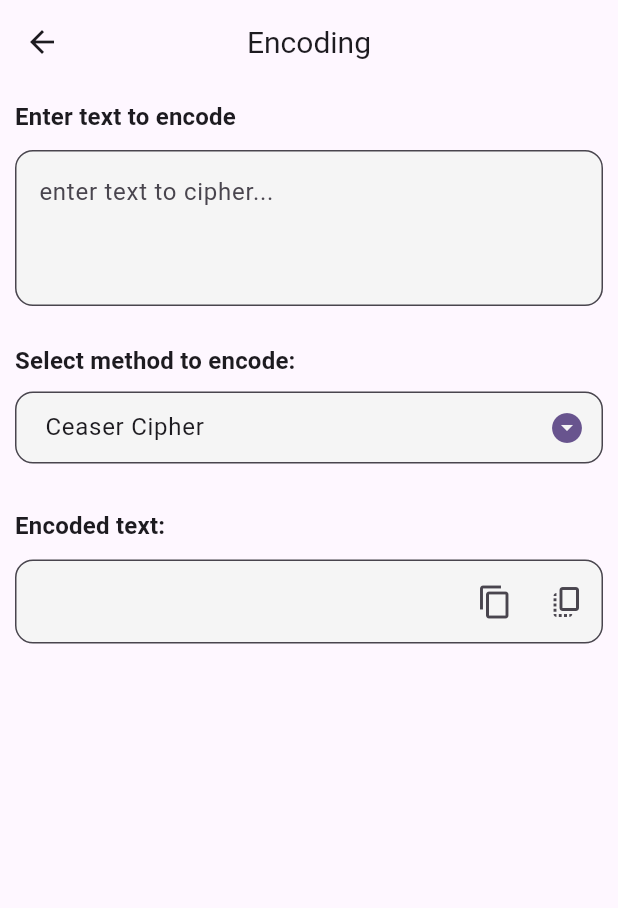
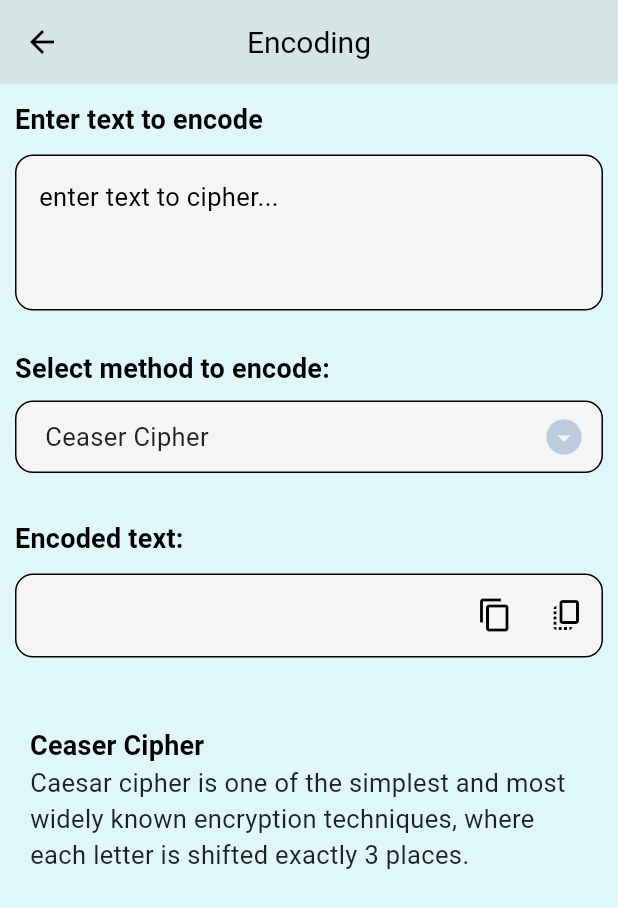
Before and after one commit to RishilJani/Cipher-Decoder, a Flutter app: the screen it shows after launch, after a tap on "Encoding", on a phone screen of 412 x 824 dp. Shown: the top 908 px of the screen. Run offline on Flutter 3.47's test engine with Material 3 defaults, Android fonts, the light colour scheme and no system bars; our stand-ins replace get.

Commit message:
Adding Theme and description about encoding decoding methods

```diff
--- a/lib/dashboard/dashboard.dart
+++ b/lib/dashboard/dashboard.dart
@@ -3,39 +3,44 @@ import 'package:cipher_decoder/utils/import_export.dart';
 
 class Dashboard extends StatelessWidget {
   const Dashboard({super.key});
-
   @override
   Widget build(BuildContext context) {
     return Scaffold(
       appBar: myAppBar(title: APPBAR_TITLE_DASHBOARD),
-      body:Column(
+      body:Padding(
+        padding: const EdgeInsets.all(10.0),
+        child: Column(
           children: [
             Row(
               mainAxisAlignment: MainAxisAlignment.spaceEvenly,
               children: [
                 customIconButton(
                   onPressed: () { Get.toNamed(RT_ENCODING_VIEW); },
-                child: const Text("Encoding")
+                  child: const Text("Encoding", style: TextStyle(
+                    fontSize: 17
+                  ),)
                 ),
 
                 customIconButton(
                     onPressed: (){
                       Get.toNamed(RT_DECODING_VIEW);
                     },
-                  child: const Text("Decoding")
+                    child: const Text("Decoding",style: TextStyle(
+                      fontSize: 17
+                    ),)
                 ),
               ],
             )
           ],
+        ),
       )
     );
   }
 
   Widget customIconButton({child , onPressed}){
-    return Card(
-      elevation: 10,
+    return ElevatedButton(
+      onPressed: onPressed,
       child: InkWell(
-        onTap: onPressed,
         child: Container(
           alignment: Alignment.center,
           height: 150,
--- a/lib/decoding/decoding_controller.dart
+++ b/lib/decoding/decoding_controller.dart
@@ -1,15 +1,14 @@
 import 'package:cipher_decoder/utils/import_export.dart';
 
 class DecodingController {
-  String decodeUsing({required String cipherText, required String method, int? key}) {
+  String decodeUsing({required String cipherText, required EncodeDecodeTypes method, int? key}) {
     DecodingModel decodingModel = DecodingModel();
-    EncodeDecodeTypes met = fromString(method);
 
-    if (met == EncodeDecodeTypes.Ceaser_Cipher) {
+    if (method == EncodeDecodeTypes.Ceaser_Cipher) {
       return decodingModel.ceaserCipher(cipherText);
-    } else if (met == EncodeDecodeTypes.Atbash_Cipher) {
+    } else if (method == EncodeDecodeTypes.Atbash_Cipher) {
       return decodingModel.atbashCipher(cipherText);
-    } else if (met == EncodeDecodeTypes.Mono_Alphabatic_Cipher) {
+    } else if (method == EncodeDecodeTypes.Mono_Alphabatic_Cipher) {
       return decodingModel.monoAlphabaticCipher(cipherText: cipherText, key: key ?? 3);
     }
     return "";
--- /dev/null
+++ b/lib/encode_decode_functions.dart
@@ -0,0 +1,57 @@
+import 'package:cipher_decoder/utils/import_export.dart';
+
+Map<dynamic,dynamic> methods = {
+  EncodeDecodeTypes.Ceaser_Cipher : CEASER_CIPHER_DESC,
+  EncodeDecodeTypes.Atbash_Cipher : ATBASH_CIPHER_DESC,
+  EncodeDecodeTypes.Mono_Alphabatic_Cipher : MONO_ALPHABATIC_CIPHER_DESC,
+};
+
+List<EncodeDecodeTypes> encodeDecodeMethods = EncodeDecodeTypes.values;
+List<EncodeDecodeTypes> keyRequired = [EncodeDecodeTypes.Mono_Alphabatic_Cipher];
+
+
+// to convert String into EncodeDecodeTypes enum
+EncodeDecodeTypes fromString(String s) {
+  if(s == EN_CEASER_CIPHER){
+    return EncodeDecodeTypes.Ceaser_Cipher;
+  }else if(s == EN_ATBASH_CIPHER){
+    return EncodeDecodeTypes.Atbash_Cipher;
+  }else{
+    return EncodeDecodeTypes.Mono_Alphabatic_Cipher;
+  }
+}
+
+Widget description({required context, selectedMethod, text1 , text2 }){
+  final theme = Theme.of(context);
+  var textTheme = theme.textTheme;
+
+  String des = dynamicDescription(text1: text1,text2: text2);
+  return Padding(
+    padding: const EdgeInsets.symmetric(horizontal: 10),
+    child: Column(
+      crossAxisAlignment: CrossAxisAlignment.start,
+      children: [
+        Text(encodeDecodeString(selectedMethod),style: textTheme.titleMedium?.copyWith(fontSize: 18)),
+        Text(methods[selectedMethod], style: textTheme.bodyMedium,),
+        Text(des)
+      ],
+    ),
+  );
+}
+
+String dynamicDescription({required String text1 ,required String text2}){
+  String ans = "";
+  int count = 0;
+  var l1 = text1.split('');
+  var l2 = text2.split('');
+  for(int i = 0 ; i < l1.length; i++){
+    if(count == 7){
+      ans = "$ans...";
+      break;
+    }
+    ans = "$ans${l1[i]} -> ${l2[i]}\n";
+    count++;
+  }
+  print("ans = $ans");
+  return ans;
+}
--- a/lib/encoding/encoding_controller.dart
+++ b/lib/encoding/encoding_controller.dart
@@ -2,13 +2,12 @@ import 'package:cipher_decoder/utils/import_export.dart';
 class EncodingController extends GetxController {
   EncodingModel encodingModel = EncodingModel();
 
-  String encodeUsing({required String plainText,required String method, int? key}) {
-    EncodeDecodeTypes met = fromString(method);
-    if (met == EncodeDecodeTypes.Ceaser_Cipher) {
+  String encodeUsing({required String plainText,required EncodeDecodeTypes method, int? key}) {
+    if (method == EncodeDecodeTypes.Ceaser_Cipher) {
       return encodingModel.ceaserCipher(plainText);
-    }else if(met == EncodeDecodeTypes.Atbash_Cipher){
+    }else if(method == EncodeDecodeTypes.Atbash_Cipher){
       return encodingModel.atbashCipher(plainText);
-    }else if(met == EncodeDecodeTypes.Mono_Alphabatic_Cipher){
+    }else if(method == EncodeDecodeTypes.Mono_Alphabatic_Cipher){
       return encodingModel.monoAlphabaticCipher(plainText: plainText, key: key ?? 3);
     }
     return "";
--- a/lib/encoding/encoding_view.dart
+++ b/lib/encoding/encoding_view.dart
@@ -1,4 +1,5 @@
 import 'package:cipher_decoder/utils/import_export.dart';
+import 'package:flutter/cupertino.dart';
 
 // ignore: must_be_immutable
 class EncodingView extends StatefulWidget {
@@ -9,14 +10,14 @@ class EncodingView extends StatefulWidget {
 }
 
 class _EncodingViewState extends State<EncodingView> {
-  EncodingController encodingController = EncodingController();
-  String _selectedMethod = '';
-
   @override
   void initState() {
     super.initState();
     _selectedMethod = encodeDecodeMethods[0];
   }
+  EncodingController encodingController = EncodingController();
+  EncodeDecodeTypes _selectedMethod = encodeDecodeMethods[0];
+
 
   TextEditingController plainTextController = TextEditingController();
   TextEditingController cipherTextController = TextEditingController();
@@ -29,7 +30,6 @@ class _EncodingViewState extends State<EncodingView> {
     final textTheme = theme.textTheme;
     bool showConditionalField = keyRequired.contains(_selectedMethod);
     const double fieldSpacing = 20.0;
-
     return Scaffold(
       appBar: myAppBar(title: APPBAR_TITLE_ENCODING),
       body: SingleChildScrollView(
@@ -37,7 +37,7 @@ class _EncodingViewState extends State<EncodingView> {
         child: Column(
           crossAxisAlignment: CrossAxisAlignment.start,
           children: [
-            //region encoding
+            //region Encoding
             myInputfield(
                 context: context,
                 textTitle: "Enter text to encode",
@@ -46,23 +46,18 @@ class _EncodingViewState extends State<EncodingView> {
                 minLines: 3,
                 maxLines: 7,
                 keyboardType: TextInputType.multiline,
-                textInputAction: TextInputAction.next,
+                textInputAction: TextInputAction.newline,
                 onChanged: (value) {
                   setState(() {
-                    int? key = keyController.text.isNotEmpty
-                        ? int.parse(keyController.text)
-                        : null;
-                    cipherTextController.text = encodingController.encodeUsing(
-                        plainText: plainTextController.text,
-                        method: _selectedMethod,
-                        key: key);
+                    onEncodeChange();
                   });
                 }),
+
+              SizedBox(height: height),
             // endregion
 
-            SizedBox(height: height),
+            // region Dropdown
 
-            // drop down
             Text(
               'Select method to encode:',
               style:
@@ -79,27 +74,29 @@ class _EncodingViewState extends State<EncodingView> {
                 contentPadding: const EdgeInsets.symmetric(
                     horizontal: 16.0, vertical: 12.0),
               ),
-              style: textTheme.bodyLarge,
-              icon:
-                  Icon(Icons.arrow_drop_down_circle, color: theme.primaryColor),
+              style: textTheme.bodyMedium,
+              icon:  Icon(Icons.arrow_drop_down_circle_sharp, color: theme.primaryColor, size: 28,),
               isExpanded: true,
               value: _selectedMethod,
               items: encodeDecodeMethods.map(
                 (e) {
                   return DropdownMenuItem(
                     value: e,
-                    child: Text(e),
+                    child: Text(encodeDecodeString(e)),
                   );
                 },
               ).toList(),
               onChanged: (value) {
                 setState(() {
                   _selectedMethod = value!;
+                  onEncodeChange();
                 });
               },
             ),
 
-            // animated switch
+            // endregion
+
+            // region AnimatedSwitch
             AnimatedSwitcher(
               duration: const Duration(milliseconds: 300),
               transitionBuilder: (Widget child, Animation<double> animation) {
@@ -118,14 +115,7 @@ class _EncodingViewState extends State<EncodingView> {
                       keyboardType: TextInputType.number,
                       onChanged: (value) {
                         setState(() {
-                          int? key = keyController.text.isNotEmpty
-                              ? int.parse(keyController.text)
-                              : null;
-                          cipherTextController.text =
-                              encodingController.encodeUsing(
-                                  plainText: plainTextController.text,
-                                  method: _selectedMethod,
-                                  key: key);
+                          onEncodeChange();
                         });
                       },
                       validator: (value) {
@@ -141,13 +131,16 @@ class _EncodingViewState extends State<EncodingView> {
                       key: ValueKey(
                           'emptyConditional')), // Use SizedBox.shrink when hidden
             ),
+            // endregion
 
-            // style: textTheme.titleMedium?.copyWith(fontWeight: FontWeight.w600),
+            // region AdjustSpace
             if (!showConditionalField)
               const SizedBox(
                   height:
                       fieldSpacing * 1.5), // Adjust spacing if field is hidden
+            // endregion
 
+            // region EncodedText
             myInputfield(
                 context: context,
                 controller: cipherTextController,
@@ -172,12 +165,33 @@ class _EncodingViewState extends State<EncodingView> {
                       tooltip: "Copy normal and cipher text",
                     ),
                   ],
-                )),
+                ),
+            ),
             const SizedBox(height: fieldSpacing * 1.5),
+            // endregion
+
+            // region Description
+            description(
+                context: context,
+                selectedMethod: _selectedMethod,
+                text1 : plainTextController.text,
+                text2 : cipherTextController.text
+            ),
+            // endregion
           ],
         ),
       ),
     );
   }
 
+  void onEncodeChange(){
+    int? key = keyController.text.isNotEmpty
+        ? int.parse(keyController.text)
+        : null;
+    cipherTextController.text = encodingController.encodeUsing(
+        plainText: plainTextController.text,
+        method: _selectedMethod,
+        key: key);
+
+  }
 }
--- a/lib/main.dart
+++ b/lib/main.dart
@@ -1,5 +1,4 @@
 import 'package:cipher_decoder/utils/import_export.dart';
-
 
 void main() {
   runApp( const MyApp());
@@ -7,28 +6,33 @@
 
 class MyApp extends StatelessWidget {
   const MyApp({super.key});
-  // final Color backgroundColor = const Color(0xFF292626);
-  // final Color primaryColor = const Color(0xFFFFE100);
+  final Color backgroundColor = const Color(0xFFE0F7FA);
+  final Color surfaceColor = const Color(0xFFD6E4E5);
+  final Color primaryColor = const Color(0xFFBCCCDC);
   @override
   Widget build(BuildContext context) {
     return GetMaterialApp(
       title: 'Flutter Demo',
       debugShowCheckedModeBanner: false,
       theme: ThemeData(
-        colorScheme: ColorScheme.fromSeed(seedColor: Colors.deepPurple),
+        // colorScheme: ColorScheme.fromSeed(seedColor: Colors.deepPurple),
         useMaterial3: true,
-
-        // primaryColor: primaryColor,
-        // scaffoldBackgroundColor: backgroundColor,
-        // appBarTheme: AppBarTheme(
-        //   backgroundColor: backgroundColor,
-        //   foregroundColor: primaryColor, // text/icon color in AppBar
-        // ),
-        //
-        // colorScheme: ColorScheme.fromSwatch().copyWith(
-        //   primary: primaryColor,
-        //   surface: backgroundColor,
-        // ),
+        scaffoldBackgroundColor: backgroundColor,
+        primaryColor: primaryColor,
+        appBarTheme: AppBarTheme(
+          backgroundColor: surfaceColor,
+          foregroundColor: Colors.black,
+        ),
+        cardColor: surfaceColor,
+        colorScheme: ColorScheme.fromSwatch().copyWith(
+          primary: primaryColor,
+          surface: surfaceColor,
+        ),
+        textTheme: const TextTheme(
+          titleMedium: TextStyle(color: Colors.black, fontSize: 18, fontWeight: FontWeight.w600),
+          bodyLarge: TextStyle(color: Colors.black, fontSize: 20,),
+          bodyMedium: TextStyle(color: Colors.black87, fontSize: 17),
+        ),
       ),
       initialRoute: AppRoutes.initial,
       getPages: AppRoutes.routes,
--- a/lib/utils/common_functions.dart
+++ b/lib/utils/common_functions.dart
@@ -24,7 +24,7 @@ Widget myInputfield(
     children: [
       Text(
         textTitle,
-        style: textTheme.titleMedium?.copyWith(fontWeight: FontWeight.w600),
+        style: textTheme.titleMedium,
       ),
       const SizedBox(height: 10.0),
       TextFormField(
@@ -39,10 +39,11 @@ Widget myInputfield(
           suffixIcon: suffixIcon,
           fillColor: Colors.grey[100],
         ),
-        style: textTheme.bodyLarge,
+        style: textTheme.bodyMedium,
         minLines: minLines,
         maxLines: maxLines,
         keyboardType: keyboardType,
+        enableInteractiveSelection: true,
         textInputAction: textInputAction,
         onChanged: onChanged,
         validator: validator,
@@ -66,16 +67,6 @@ void copyText(String txt) {
   );
 }
 
-// to convert String into EncodeDecodeTypes enum
-EncodeDecodeTypes fromString(String s){
-  if(s == EN_CEASER_CIPHER){
-    return EncodeDecodeTypes.Ceaser_Cipher;
-  }else if(s == EN_ATBASH_CIPHER){
-    return EncodeDecodeTypes.Atbash_Cipher;
-  }else{
-    return EncodeDecodeTypes.Mono_Alphabatic_Cipher;
-  }
-}
 
 // custom Appbar
 AppBar myAppBar({required String title}){
@@ -86,3 +77,15 @@ AppBar myAppBar({required String title}){
     centerTitle: true,
   );
 }
+
+
+String encodeDecodeString(EncodeDecodeTypes method){
+  if(method == EncodeDecodeTypes.Mono_Alphabatic_Cipher){
+    return EN_MONO_ALPHABATIC;
+  }else if(method == EncodeDecodeTypes.Atbash_Cipher){
+    return EN_ATBASH_CIPHER;
+  }else if(method == EncodeDecodeTypes.Ceaser_Cipher){
+    return EN_CEASER_CIPHER;
+  }
+  return "";
+}
--- a/lib/utils/import_export.dart
+++ b/lib/utils/import_export.dart
@@ -1,6 +1,8 @@
 export 'package:flutter/material.dart';
 export 'package:flutter/services.dart';
 export 'package:get/get.dart';
+
+export 'package:cipher_decoder/encode_decode_functions.dart';
 
 export 'package:cipher_decoder/utils/string_constants.dart';
 export 'package:cipher_decoder/utils/app_routes.dart';
--- a/lib/utils/string_constants.dart
+++ b/lib/utils/string_constants.dart
@@ -11,6 +11,10 @@ const String EN_CEASER_CIPHER = "Ceaser Cipher";
 const String EN_ATBASH_CIPHER = "Atbash Cipher";
 const String EN_MONO_ALPHABATIC = "Mono Alphabatic";
 
+
+const String CEASER_CIPHER_DESC = "Caesar cipher is one of the simplest and most widely known encryption techniques, where each letter is shifted exactly 3 places.";
+const String ATBASH_CIPHER_DESC = "The Atbash cipher is a particular type of monoalphabetic cipher formed by taking the alphabet and mapping it to its reverse, so that the first letter becomes the last letter, the second letter becomes the second to last letter, and so on.";
+const String MONO_ALPHABATIC_CIPHER_DESC = "A Monoalphabetic cipher uses fixed substitution over the entire message, where each letter is shifted by some number of steps. That number is called key.";
 // endregion
 
 // region enum
@@ -21,9 +25,6 @@ enum EncodeDecodeTypes {
 }
 // endregion
 
-List<String> encodeDecodeMethods = [EN_CEASER_CIPHER, EN_ATBASH_CIPHER, EN_MONO_ALPHABATIC];
-List<String> keyRequired = [EN_MONO_ALPHABATIC];
-
 
 // region Routes
 const String RT_DASHBOARD = "/dashboard";
```
Also changed, not shown: lib/decoding/decoding_view.dart (+24 -13 lines). Lines whose indentation alone changed are shown as unchanged.
